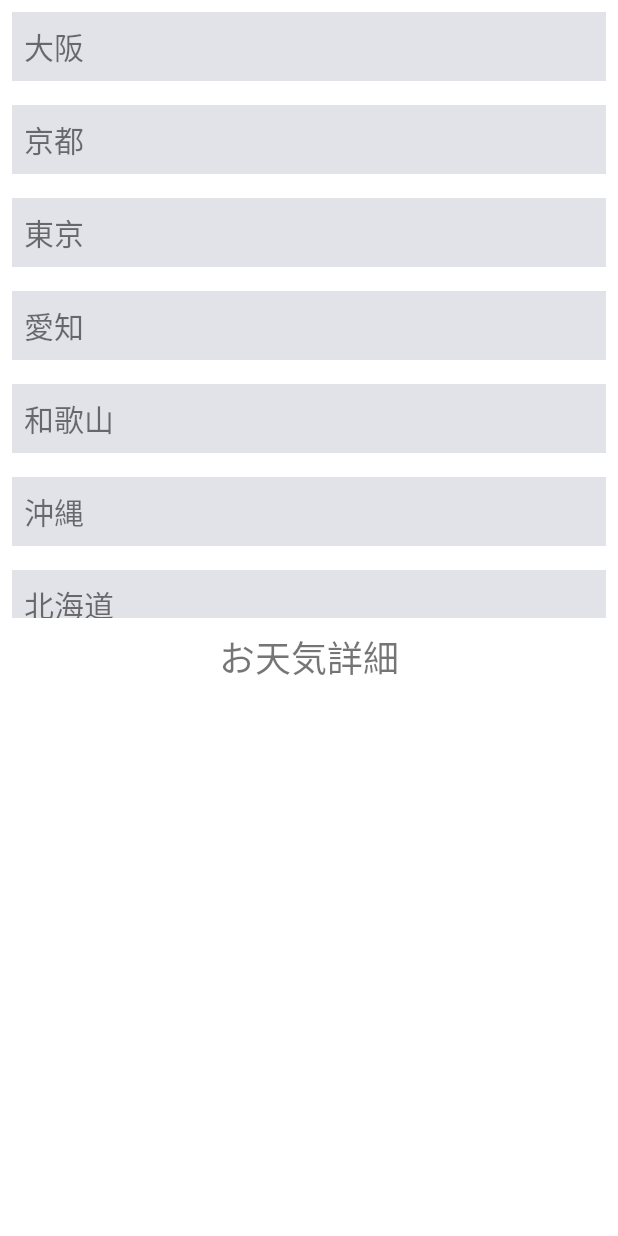
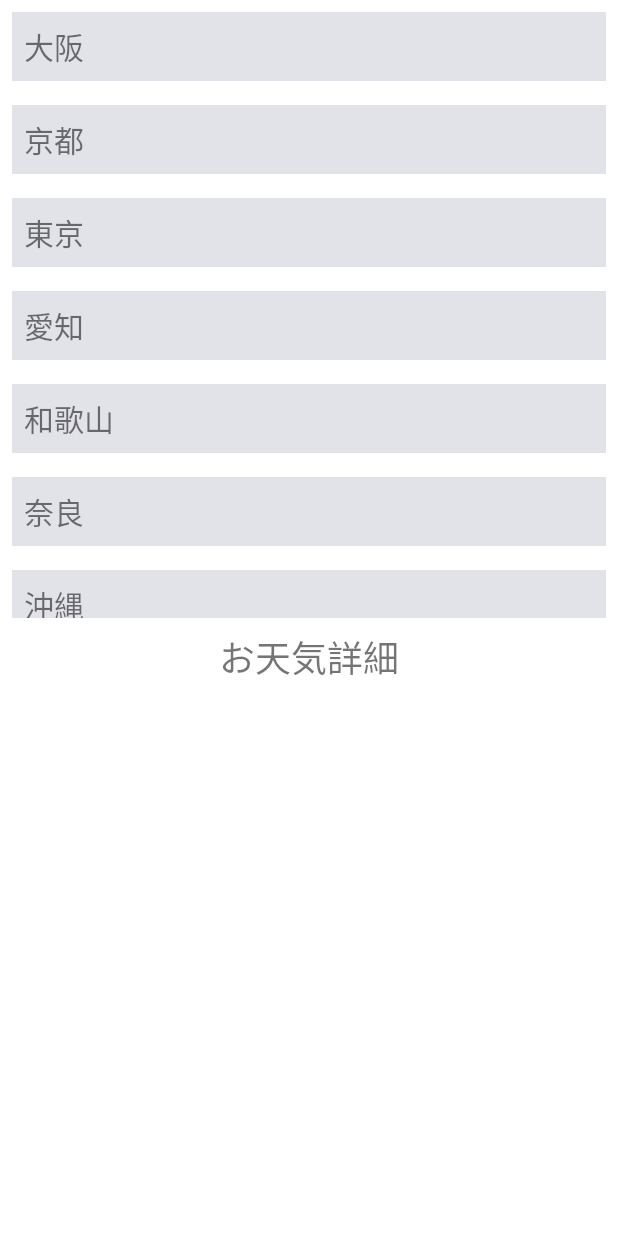
Before and after one commit to itc-s22020/Android-II, an Android app: the MainActivity screen opened directly, with no data from a screen before it, on a phone screen of 412 x 824 dp. Run offline under Robolectric (Android 15) with nearby library versions, the phone set to English and light mode, and no system bars.

Commit message:
AsyncSample 11.6

```diff
--- a/AsyncSample/app/src/main/java/jp/ac/it_college/std/s22020/asyncsample/CityData.kt
+++ b/AsyncSample/app/src/main/java/jp/ac/it_college/std/s22020/asyncsample/CityData.kt
@@ -11,6 +11,7 @@ val cityList = listOf(
     City("東京", "Tokyo"),
     City("愛知", "Aichi"),
     City("和歌山", "Wakayama"),
+    City("奈良", "Nara"),
     City("沖縄", "Okinawa"),
     City("北海道", "Hokkaido"),
 )
--- a/AsyncSample/app/src/main/res/values/strings.xml
+++ b/AsyncSample/app/src/main/res/values/strings.xml
@@ -1,4 +1,6 @@
 <resources>
     <string name="app_name">お天気情報</string>
     <string name="tv_winfo_title">お天気詳細</string>
+    <string name="tv_telop">%1$sの天気</string>
+    <string name="tv_desc">現在は%1$sです。\n経度は%2$f度で緯度は%3$fです。</string>
 </resources>
```
Also changed, not shown: AsyncSample/app/src/main/java/jp/ac/it_college/std/s22020/asyncsample/MainActivity.kt (+19 -1 lines).
